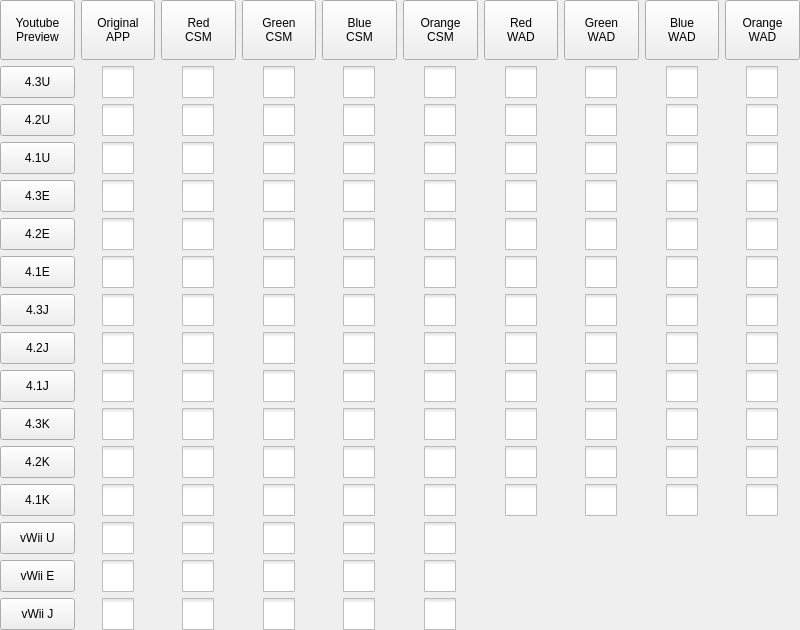
Old version of the form ThemeGrid.ui in the repository korbosoft/modmiiDownloader.
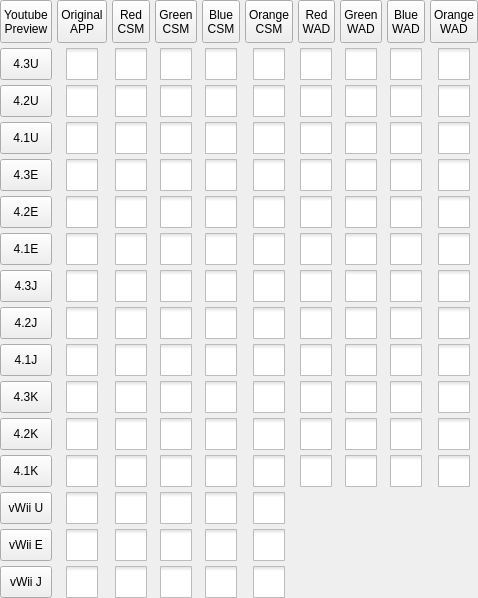
New version of the form.

Commit message: fix themegrid slightly, band-aid for now, gonna revamp the entire theme selector later

The edit to the form file:
```diff
--- a/ThemeGrid.ui
+++ b/ThemeGrid.ui
@@ -6,8 +6,8 @@
    <rect>
     <x>0</x>
     <y>0</y>
-    <width>800</width>
-    <height>630</height>
+    <width>478</width>
+    <height>598</height>
    </rect>
   </property>
   <property name="styleSheet">
@@ -21,16 +21,27 @@
 	height: 32px;
 }</string>
   </property>
-  <widget class="QWidget" name="widget">
-   <property name="geometry">
-    <rect>
-     <x>0</x>
-     <y>0</y>
-     <width>800</width>
-     <height>630</height>
-    </rect>
+  <layout class="QGridLayout" name="gridLayout">
+   <property name="leftMargin">
+    <number>0</number>
    </property>
-   <layout class="QGridLayout" name="layout" columnminimumwidth="60,60,60,60,60,60,60,60,60,60">
+   <property name="topMargin">
+    <number>0</number>
+   </property>
+   <property name="rightMargin">
+    <number>0</number>
+   </property>
+   <property name="bottomMargin">
+    <number>0</number>
+   </property>
+   <property name="spacing">
+    <number>0</number>
+   </property>
+   <item row="0" column="0">
+    <layout class="QGridLayout" name="layout">
+     <property name="spacing">
+      <number>5</number>
+     </property>
     <item row="4" column="0">
      <widget class="QPushButton" name="s43E">
       <property name="sizePolicy">
@@ -2044,7 +2055,8 @@
      </widget>
     </item>
    </layout>
-  </widget>
+   </item>
+  </layout>
  </widget>
  <tabstops>
   <tabstop>youtube</tabstop>
```
Lines whose indentation alone changed are shown as unchanged. The commit also changes 1 other file.
